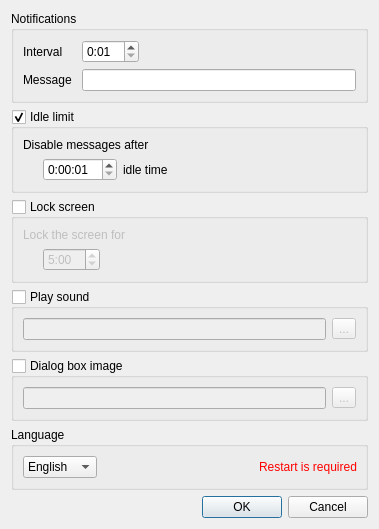
Old version of the form restnotifier/settingsdialog.ui in the repository swarmer/restnotifier.
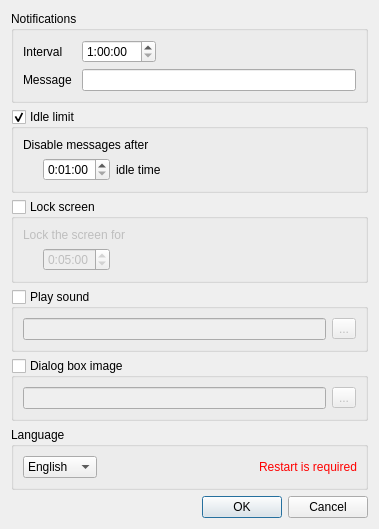
New version of the form. Icons and pictures are not drawn.

Commit message: Liberate all time selectors

```diff
--- a/restnotifier/settingsdialog.ui
+++ b/restnotifier/settingsdialog.ui
@@ -51,6 +51,13 @@
         <property name="accelerated">
          <bool>true</bool>
         </property>
+        <property name="time">
+         <time>
+          <hour>1</hour>
+          <minute>0</minute>
+          <second>0</second>
+         </time>
+        </property>
         <property name="maximumTime">
          <time>
           <hour>23</hour>
@@ -61,15 +68,15 @@
         <property name="minimumTime">
          <time>
           <hour>0</hour>
-          <minute>1</minute>
-          <second>0</second>
+          <minute>0</minute>
+          <second>1</second>
          </time>
         </property>
         <property name="currentSection">
          <enum>QDateTimeEdit::MinuteSection</enum>
         </property>
         <property name="displayFormat">
-         <string>h:mm</string>
+         <string>h:mm:ss</string>
         </property>
         <property name="currentSectionIndex">
          <number>1</number>
@@ -138,9 +145,16 @@
           <property name="accelerated">
            <bool>true</bool>
           </property>
+          <property name="time">
+           <time>
+            <hour>0</hour>
+            <minute>1</minute>
+            <second>0</second>
+           </time>
+          </property>
           <property name="maximumTime">
            <time>
-            <hour>23</hour>
+            <hour>0</hour>
             <minute>59</minute>
             <second>59</second>
            </time>
@@ -249,7 +263,7 @@
           </property>
           <property name="maximumTime">
            <time>
-            <hour>23</hour>
+            <hour>0</hour>
             <minute>59</minute>
             <second>59</second>
            </time>
@@ -265,10 +279,10 @@
            <enum>QDateTimeEdit::MinuteSection</enum>
           </property>
           <property name="displayFormat">
-           <string>m:ss</string>
+           <string>h:mm:ss</string>
           </property>
           <property name="currentSectionIndex">
-           <number>0</number>
+           <number>1</number>
           </property>
          </widget>
         </item>
```
The commit also changes 1 other file.
